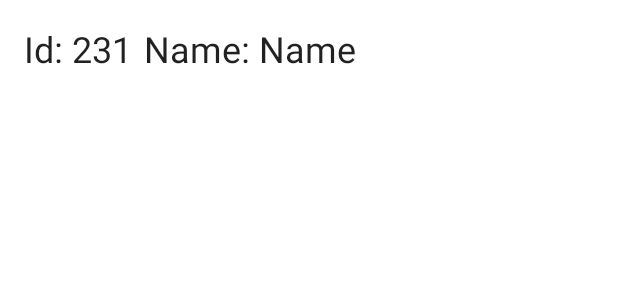
After one commit to samattolebay/TestApp, an Android app: the layout item_record.xml on its own in the app's theme, with its tools: preview values and no code run, on a phone screen of 412 x 824 dp. The commit adds this screen. Shown: the top 300 px of the screen. Run offline under Robolectric (Android 15) with nearby library versions, the phone set to English and light mode, and no system bars.

Commit message:
created list recycler view

```diff
--- /dev/null
+++ b/app/src/main/res/layout/item_record.xml
@@ -0,0 +1,25 @@
+<?xml version="1.0" encoding="utf-8"?>
+<LinearLayout xmlns:android="http://schemas.android.com/apk/res/android"
+    xmlns:tools="http://schemas.android.com/tools"
+    android:layout_width="match_parent"
+    android:layout_height="wrap_content"
+    android:orientation="horizontal"
+    android:padding="16dp">
+
+    <TextView
+        android:id="@+id/item_id"
+        android:layout_width="wrap_content"
+        android:layout_height="wrap_content"
+        android:textAppearance="?attr/textAppearanceHeadline5"
+        tools:text="Id: 231" />
+
+    <TextView
+        android:id="@+id/item_name"
+        android:layout_width="0dp"
+        android:layout_height="wrap_content"
+        android:layout_marginStart="8dp"
+        android:layout_weight="1"
+        android:textAppearance="?attr/textAppearanceHeadline5"
+        tools:text="Name: Name" />
+
+</LinearLayout>
--- a/app/src/main/res/values/strings.xml
+++ b/app/src/main/res/values/strings.xml
@@ -1,3 +1,5 @@
 <resources>
     <string name="app_name">TestApp</string>
+    <string name="id">ID: %s</string>
+    <string name="name">Name: %s</string>
 </resources>
```
Also changed, not shown: app/src/main/java/com/samat/testapp/MainActivity.kt (+6 -3 lines), app/src/main/java/com/samat/testapp/ui/main/MainFragment.kt (+17 -5 lines), app/src/main/java/com/samat/testapp/ui/main/RecordAdapter.kt (added, +43 -0 lines), app/src/main/res/layout/fragment_main.xml (+4 -15 lines).
